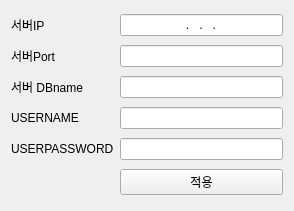
Before: the Qt Designer form serversetform.ui in LeeChiWon/QCServer, drawn with Qt 5.
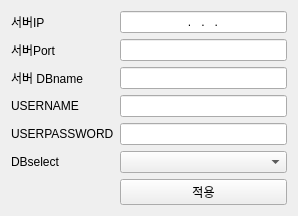
After: the same form once the commit is applied.

```diff
--- a/serversetform.ui
+++ b/serversetform.ui
@@ -6,8 +6,8 @@
    <rect>
     <x>0</x>
     <y>0</y>
-    <width>294</width>
-    <height>211</height>
+    <width>298</width>
+    <height>214</height>
    </rect>
   </property>
   <property name="windowTitle">
@@ -76,7 +76,7 @@
      </property>
     </widget>
    </item>
-   <item row="5" column="1">
+   <item row="6" column="1">
     <widget class="QPushButton" name="applybtn">
      <property name="text">
       <string>적용</string>
@@ -100,6 +100,16 @@
      </property>
     </widget>
    </item>
+   <item row="5" column="0">
+    <widget class="QLabel" name="label_6">
+     <property name="text">
+      <string>DBselect</string>
+     </property>
+    </widget>
+   </item>
+   <item row="5" column="1">
+    <widget class="QComboBox" name="DBtypecombo"/>
+   </item>
   </layout>
  </widget>
  <resources/>
```
